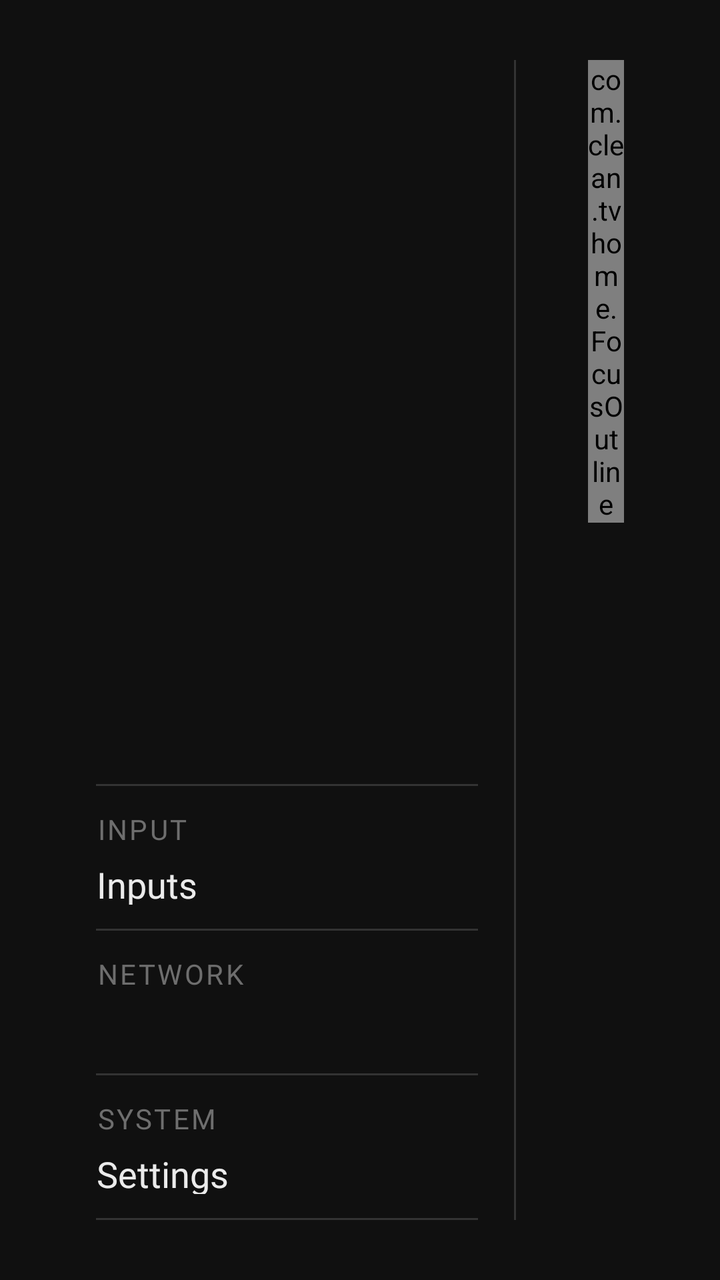
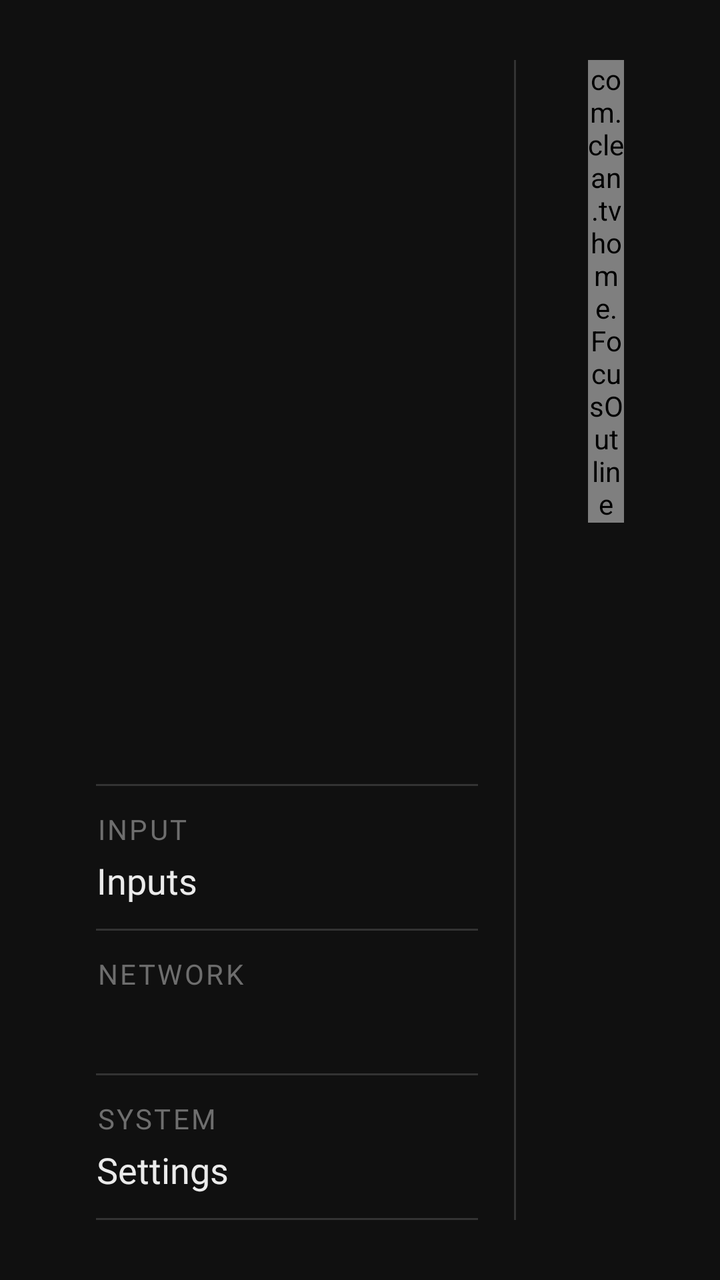

The first picture is an Android layout as it rendered before a commit; the second is the same layout after the commit. The layout source and the unified diff follow.
<!-- AndroidManifest.xml: activity theme Home -->
<!-- res/layout/activity_home.xml -->
<?xml version="1.0" encoding="utf-8"?>
<FrameLayout xmlns:android="http://schemas.android.com/apk/res/android"
    android:id="@+id/root"
    android:layout_width="match_parent"
    android:layout_height="match_parent"
    android:background="@color/ground"
    android:clipChildren="false"
    android:descendantFocusability="blocksDescendants">

    <ImageView
        android:id="@+id/wallpaper"
        android:layout_width="match_parent"
        android:layout_height="match_parent"
        android:scaleType="centerCrop"
        android:visibility="gone" />

    
    <LinearLayout
        android:id="@+id/rail"
        android:layout_width="@dimen/rail_width"
        android:layout_height="match_parent"
        android:layout_marginStart="@dimen/safe_x"
        android:layout_marginTop="@dimen/safe_y"
        android:layout_marginBottom="@dimen/safe_y"
        android:orientation="horizontal">

        <LinearLayout
            android:id="@+id/rail_column"
            android:layout_width="0dp"
            android:layout_height="match_parent"
            android:layout_weight="1"
            android:orientation="vertical"
            android:paddingEnd="@dimen/rail_padding">

            <TextView
                android:id="@+id/clock"
                android:layout_width="wrap_content"
                android:layout_height="wrap_content"
                android:fontFamily="@font/doto_bold"
                android:includeFontPadding="false"
                android:letterSpacing="0.02"
                android:lineHeight="@dimen/clock_line"
                android:textColor="@color/text"
                android:textSize="@dimen/text_clock" />

            <TextView
                android:id="@+id/date_day"
                style="@style/Label"
                android:layout_marginTop="-6dp" />

            <TextView
                android:id="@+id/date"
                style="@style/Label"
                android:layout_marginTop="2dp"
                android:textColor="@color/text_3" />

            <View
                android:layout_width="match_parent"
                android:layout_height="0dp"
                android:layout_weight="1" />

            
            <LinearLayout
                android:id="@+id/readouts"
                android:layout_width="match_parent"
                android:layout_height="wrap_content"
                android:orientation="vertical">

                <View style="@style/RailRule" />

                <LinearLayout
                    android:id="@+id/readout_inputs"
                    style="@style/RailItem">

                    <TextView
                        android:id="@+id/readout_inputs_label"
                        style="@style/RailKey"
                        android:text="@string/input" />

                    <LinearLayout
                        android:id="@+id/readout_inputs_value_row"
                        android:layout_width="match_parent"
                        android:layout_height="wrap_content"
                        android:gravity="center_vertical"
                        android:orientation="horizontal">

                        <TextView
                            android:id="@+id/readout_inputs_value"
                            style="@style/RailValue"
                            android:layout_width="0dp"
                            android:layout_weight="1"
                            android:text="@string/inputs" />

                        <View
                            android:id="@+id/inputs_dot"
                            android:layout_width="@dimen/dot"
                            android:layout_height="@dimen/dot"
                            android:layout_marginStart="9dp"
                            android:background="@drawable/dot"
                            android:visibility="invisible" />
                    </LinearLayout>

                    
                    <LinearLayout
                        android:id="@+id/inputs_menu"
                        android:layout_width="match_parent"
                        android:layout_height="wrap_content"
                        android:layout_marginTop="6dp"
                        android:orientation="vertical"
                        android:visibility="gone" />
                </LinearLayout>

                <View
                    android:id="@+id/rule_network"
                    style="@style/RailRule" />

                <LinearLayout
                    android:id="@+id/readout_wifi"
                    style="@style/RailItem">

                    <TextView
                        android:id="@+id/readout_wifi_label"
                        style="@style/RailKey"
                        android:text="@string/network" />

                    <LinearLayout
                        android:layout_width="match_parent"
                        android:layout_height="wrap_content"
                        android:gravity="center_vertical"
                        android:orientation="horizontal">

                        <TextView
                            android:id="@+id/readout_wifi_value"
                            style="@style/RailValue"
                            android:layout_width="0dp"
                            android:layout_weight="1" />

                        <View
                            android:id="@+id/wifi_dot"
                            android:layout_width="@dimen/dot"
                            android:layout_height="@dimen/dot"
                            android:layout_marginStart="9dp"
                            android:background="@drawable/dot"
                            android:visibility="invisible" />
                    </LinearLayout>
                </LinearLayout>

                <View
                    android:id="@+id/rule_settings"
                    style="@style/RailRule" />

                <LinearLayout
                    android:id="@+id/readout_settings"
                    style="@style/RailItem">

                    <TextView
                        android:id="@+id/readout_settings_label"
                        style="@style/RailKey"
                        android:text="@string/system" />

                    <LinearLayout
                        android:layout_width="match_parent"
                        android:layout_height="wrap_content"
                        android:gravity="center_vertical"
                        android:orientation="horizontal">

                        <TextView
                            android:id="@+id/readout_settings_value"
                            style="@style/RailValue"
                            android:layout_width="0dp"
                            android:layout_weight="1"
                            android:text="@string/settings" />

                        <View
                            android:id="@+id/settings_dot"
                            android:layout_width="@dimen/dot"
                            android:layout_height="@dimen/dot"
                            android:layout_marginStart="9dp"
                            android:background="@drawable/dot"
                            android:visibility="invisible" />
                    </LinearLayout>
                </LinearLayout>

                <View style="@style/RailRule" />
            </LinearLayout>
        </LinearLayout>

        <View
            android:layout_width="@dimen/hairline"
            android:layout_height="match_parent"
            android:background="@color/hairline" />
    </LinearLayout>

    
    <ScrollView
        android:id="@+id/scroller"
        android:layout_width="match_parent"
        android:layout_height="match_parent"
        android:layout_marginStart="@dimen/apps_left"
        android:layout_marginEnd="@dimen/safe_x"
        android:clipChildren="false"
        android:clipToPadding="false"
        android:focusable="false"
        android:overScrollMode="never"
        android:paddingTop="@dimen/safe_y"
        android:paddingBottom="@dimen/safe_y"
        android:scrollbars="none">

        <FrameLayout
            android:id="@+id/content"
            android:layout_width="match_parent"
            android:layout_height="wrap_content"
            android:clipChildren="false">

            <androidx.recyclerview.widget.RecyclerView
                android:id="@+id/grid"
                android:layout_width="match_parent"
                android:layout_height="wrap_content"
                android:clipChildren="false"
                android:clipToPadding="false"
                android:nestedScrollingEnabled="false"
                android:overScrollMode="never" />

            <com.clean.tvhome.FocusOutline
                android:id="@+id/highlight"
                android:layout_width="match_parent"
                android:layout_height="match_parent" />
        </FrameLayout>
    </ScrollView>
</FrameLayout>
<!-- resources referenced by this layout -->
<resources>
  <color name="ground">#101010</color>
  <color name="hairline">#333333</color>
  <color name="text">#EBEBEB</color>
  <color name="text_3">#6E6E6E</color>
  <dimen name="apps_left">294dp</dimen>
  <dimen name="clock_line">84dp</dimen>
  <dimen name="dot">7.5dp</dimen>
  <dimen name="hairline">1dp</dimen>
  <dimen name="rail_padding">18dp</dimen>
  <dimen name="rail_width">210dp</dimen>
  <dimen name="safe_x">48dp</dimen>
  <dimen name="safe_y">30dp</dimen>
  <dimen name="text_clock">90sp</dimen>
  <!-- drawable dot (drawable) -->
  <?xml version="1.0" encoding="utf-8"?>
  <shape xmlns:android="http://schemas.android.com/apk/res/android" android:shape="oval">
      <solid android:color="@color/accent" />
      <size android:width="@dimen/dot" android:height="@dimen/dot" />
  </shape>
  <string name="input">Input</string>
  <string name="inputs">Inputs</string>
  <string name="network">Network</string>
  <string name="settings">Settings</string>
  <string name="system">System</string>
  <style name="RailItem">
          <item name="android:layout_width">match_parent</item>
          <item name="android:layout_height">wrap_content</item>
          <item name="android:orientation">vertical</item>
          <item name="android:paddingTop">@dimen/rail_item_pad</item>
          <item name="android:paddingBottom">@dimen/rail_item_pad</item>
          <item name="android:paddingStart">@dimen/rail_item_pad</item>
          <item name="android:paddingEnd">@dimen/rail_item_pad</item>
          <item name="android:layout_marginStart">-12dp</item>
      </style>
  <style name="RailKey" parent="Label">
          <item name="android:textSize">@dimen/text_key</item>
          <item name="android:textColor">@color/text_3</item>
      </style>
  <style name="RailRule">
          <item name="android:layout_width">match_parent</item>
          <item name="android:layout_height">@dimen/hairline</item>
          <item name="android:background">@color/hairline</item>
      </style>
  <style name="RailValue">
          <item name="android:layout_width">wrap_content</item>
          <item name="android:layout_height">wrap_content</item>
          <item name="android:layout_marginTop">4dp</item>
          <item name="android:fontFamily">@font/geist_medium</item>
          <item name="android:textSize">@dimen/text_name</item>
          <item name="android:textColor">@color/text</item>
          <item name="android:singleLine">true</item>
          <item name="android:ellipsize">end</item>
      </style>
  <color name="accent">#D71921</color>
  <dimen name="text_label">15sp</dimen>
  <color name="text_2">#A3A3A3</color>
  <dimen name="rail_item_pad">12dp</dimen>
  <dimen name="text_key">14sp</dimen>
  <dimen name="text_name">18sp</dimen>
  <!-- unchanged entries left out for length: 2 -->
</resources>

<!-- the commit's change to res/layout/activity_home.xml (unified diff, before → after) -->
@@ -22,6 +22,8 @@
         android:layout_marginStart="@dimen/safe_x"
         android:layout_marginTop="@dimen/safe_y"
         android:layout_marginBottom="@dimen/safe_y"
+        android:clipChildren="false"
+        android:clipToPadding="false"
         android:orientation="horizontal">
 
         <LinearLayout
@@ -29,6 +31,8 @@
             android:layout_width="0dp"
             android:layout_height="match_parent"
             android:layout_weight="1"
+            android:clipChildren="false"
+            android:clipToPadding="false"
             android:orientation="vertical"
             android:paddingEnd="@dimen/rail_padding">
 
@@ -46,7 +50,8 @@
             <TextView
                 android:id="@+id/date_day"
                 style="@style/Label"
-                android:layout_marginTop="-6dp" />
+                android:layout_marginTop="-6dp"
+                android:textColor="@color/accent" />
 
             <TextView
                 android:id="@+id/date"
@@ -64,6 +69,8 @@
                 android:id="@+id/readouts"
                 android:layout_width="match_parent"
                 android:layout_height="wrap_content"
+                android:clipChildren="false"
+                android:clipToPadding="false"
                 android:orientation="vertical">
 
                 <View style="@style/RailRule" />
@@ -72,32 +79,24 @@
                     android:id="@+id/readout_inputs"
                     style="@style/RailItem">
 
-                    <TextView
-                        android:id="@+id/readout_inputs_label"
-                        style="@style/RailKey"
-                        android:text="@string/input" />
-
-                    <LinearLayout
-                        android:id="@+id/readout_inputs_value_row"
-                        android:layout_width="match_parent"
-                        android:layout_height="wrap_content"
-                        android:gravity="center_vertical"
-                        android:orientation="horizontal">
-
-                        <TextView
-                            android:id="@+id/readout_inputs_value"
-                            style="@style/RailValue"
-                            android:layout_width="0dp"
-                            android:layout_weight="1"
-                            android:text="@string/inputs" />
+                    <LinearLayout style="@style/RailHead">
+
+                        <LinearLayout style="@style/RailPair">
+
+                            <TextView
+                                android:id="@+id/readout_inputs_label"
+                                style="@style/RailKey"
+                                android:text="@string/input" />
+
+                            <TextView
+                                android:id="@+id/readout_inputs_value"
+                                style="@style/RailValue"
+                                android:text="@string/inputs" />
+                        </LinearLayout>
 
                         <View
                             android:id="@+id/inputs_dot"
-                            android:layout_width="@dimen/dot"
-                            android:layout_height="@dimen/dot"
-                            android:layout_marginStart="9dp"
-                            android:background="@drawable/dot"
-                            android:visibility="invisible" />
+                            style="@style/RailDot" />
                     </LinearLayout>
 
                     
@@ -118,30 +117,23 @@
                     android:id="@+id/readout_wifi"
                     style="@style/RailItem">
 
-                    <TextView
-                        android:id="@+id/readout_wifi_label"
-                        style="@style/RailKey"
-                        android:text="@string/network" />
-
-                    <LinearLayout
-                        android:layout_width="match_parent"
-                        android:layout_height="wrap_content"
-                        android:gravity="center_vertical"
-                        android:orientation="horizontal">
-
-                        <TextView
-                            android:id="@+id/readout_wifi_value"
-                            style="@style/RailValue"
-                            android:layout_width="0dp"
-                            android:layout_weight="1" />
+                    <LinearLayout style="@style/RailHead">
+
+                        <LinearLayout style="@style/RailPair">
+
+                            <TextView
+                                android:id="@+id/readout_wifi_label"
+                                style="@style/RailKey"
+                                android:text="@string/network" />
+
+                            <TextView
+                                android:id="@+id/readout_wifi_value"
+                                style="@style/RailValue" />
+                        </LinearLayout>
 
                         <View
                             android:id="@+id/wifi_dot"
-                            android:layout_width="@dimen/dot"
-                            android:layout_height="@dimen/dot"
-                            android:layout_marginStart="9dp"
-                            android:background="@drawable/dot"
-                            android:visibility="invisible" />
+                            style="@style/RailDot" />
                     </LinearLayout>
                 </LinearLayout>
 
@@ -153,31 +145,24 @@
                     android:id="@+id/readout_settings"
                     style="@style/RailItem">
 
-                    <TextView
-                        android:id="@+id/readout_settings_label"
-                        style="@style/RailKey"
-                        android:text="@string/system" />
-
-                    <LinearLayout
-                        android:layout_width="match_parent"
-                        android:layout_height="wrap_content"
-                        android:gravity="center_vertical"
-                        android:orientation="horizontal">
-
-                        <TextView
-                            android:id="@+id/readout_settings_value"
-                            style="@style/RailValue"
-                            android:layout_width="0dp"
-                            android:layout_weight="1"
-                            android:text="@string/settings" />
+                    <LinearLayout style="@style/RailHead">
+
+                        <LinearLayout style="@style/RailPair">
+
+                            <TextView
+                                android:id="@+id/readout_settings_label"
+                                style="@style/RailKey"
+                                android:text="@string/system" />
+
+                            <TextView
+                                android:id="@+id/readout_settings_value"
+                                style="@style/RailValue"
+                                android:text="@string/settings" />
+                        </LinearLayout>
 
                         <View
                             android:id="@+id/settings_dot"
-                            android:layout_width="@dimen/dot"
-                            android:layout_height="@dimen/dot"
-                            android:layout_marginStart="9dp"
-                            android:background="@drawable/dot"
-                            android:visibility="invisible" />
+                            style="@style/RailDot" />
                     </LinearLayout>
                 </LinearLayout>
 
<!-- resource entries referenced after the edit -->
@@ -24,6 +24,19 @@
   <string name="network">Network</string>
   <string name="settings">Settings</string>
   <string name="system">System</string>
+  <style name="RailDot">
+          <item name="android:layout_width">@dimen/dot</item>
+          <item name="android:layout_height">@dimen/dot</item>
+          <item name="android:layout_marginStart">9dp</item>
+          <item name="android:background">@drawable/dot</item>
+          <item name="android:visibility">invisible</item>
+      </style>
+  <style name="RailHead">
+          <item name="android:layout_width">match_parent</item>
+          <item name="android:layout_height">wrap_content</item>
+          <item name="android:orientation">horizontal</item>
+          <item name="android:gravity">center_vertical</item>
+      </style>
   <style name="RailItem">
           <item name="android:layout_width">match_parent</item>
           <item name="android:layout_height">wrap_content</item>
@@ -33,10 +46,17 @@
           <item name="android:paddingStart">@dimen/rail_item_pad</item>
           <item name="android:paddingEnd">@dimen/rail_item_pad</item>
           <item name="android:layout_marginStart">-12dp</item>
+          <item name="android:layout_marginEnd">-12dp</item>
       </style>
   <style name="RailKey" parent="Label">
           <item name="android:textSize">@dimen/text_key</item>
           <item name="android:textColor">@color/text_3</item>
+      </style>
+  <style name="RailPair">
+          <item name="android:layout_width">0dp</item>
+          <item name="android:layout_height">wrap_content</item>
+          <item name="android:layout_weight">1</item>
+          <item name="android:orientation">vertical</item>
       </style>
   <style name="RailRule">
           <item name="android:layout_width">match_parent</item>
